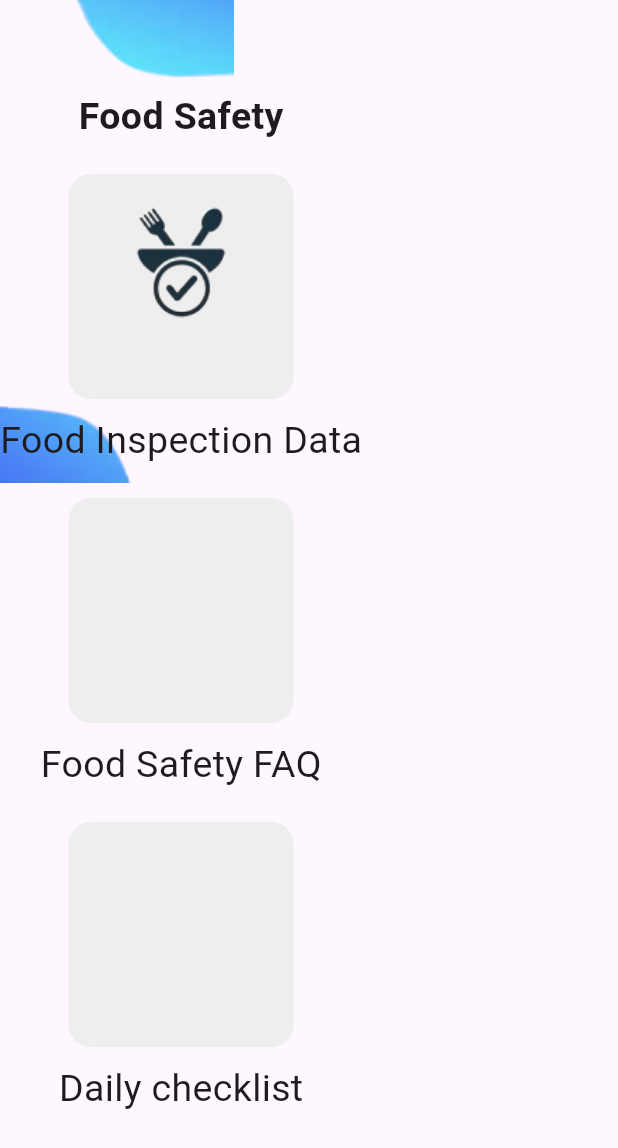
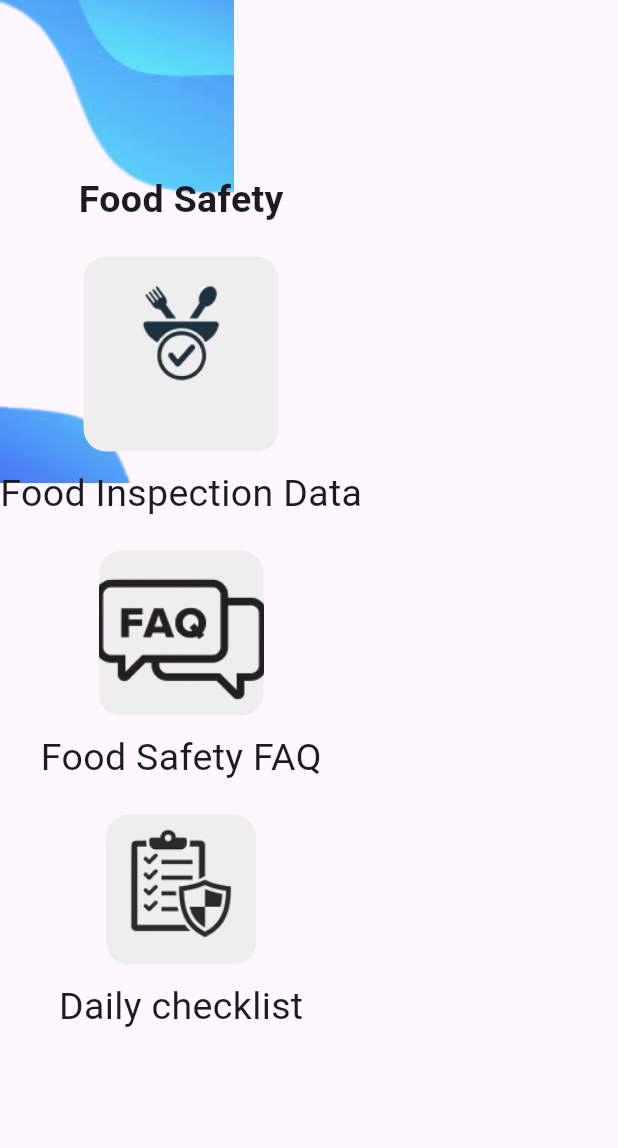
Before and after one commit to monyemad/vetcare_project, a Flutter app: the screen it shows after launch, on a phone screen of 412 x 824 dp. Shown: the top 1148 px of the screen. Run offline on Flutter 3.47's test engine with Material 3 defaults, Android fonts, the phone set to English and light mode, and no system bars.

Commit message:
testing commit

```diff
--- a/lib/screens.dart/food_safety.dart/food_safety_page.dart
+++ b/lib/screens.dart/food_safety.dart/food_safety_page.dart
@@ -9,10 +9,11 @@ class FoodSafetyScreen extends StatelessWidget {
     return SafeArea(
       child: Scaffold(
         body: Stack(
+          // alignment: Alignment.center,
           children: [
             const Image(
-              image: AssetImage("assets/images/food safety.png"),
-              fit: BoxFit.fill,
+              image: AssetImage("assets/images/bg.png"),
+              fit: BoxFit.cover,
             ),
             Column(
               mainAxisAlignment: MainAxisAlignment.center,
@@ -26,8 +27,8 @@ class FoodSafetyScreen extends StatelessWidget {
                   height: 20,
                 ),
                 Container(
-                  height: 150,
-                  width: 150,
+                  height: 130,
+                  width: 130,
                   decoration: BoxDecoration(
                       borderRadius: BorderRadius.circular(15),
                       color: Colors.grey[200]),
@@ -47,9 +48,8 @@ class FoodSafetyScreen extends StatelessWidget {
                   height: 20,
                 ),
                 Container(
-                  height: 150,
-                  width: 150,
-                  padding: const EdgeInsets.only(right: 200),
+                  height: 110,
+                  width: 110,
                   decoration: BoxDecoration(
                       borderRadius: BorderRadius.circular(15),
                       color: Colors.grey[200]),
@@ -69,9 +69,8 @@ class FoodSafetyScreen extends StatelessWidget {
                   height: 20,
                 ),
                 Container(
-                  height: 150,
-                  width: 150,
-                  padding: const EdgeInsets.only(left: 200),
+                  height: 100,
+                  width: 100,
                   decoration: BoxDecoration(
                       borderRadius: BorderRadius.circular(15),
                       color: Colors.grey[200]),
```
Also changed, not shown: assets/images/bg.png (added).
